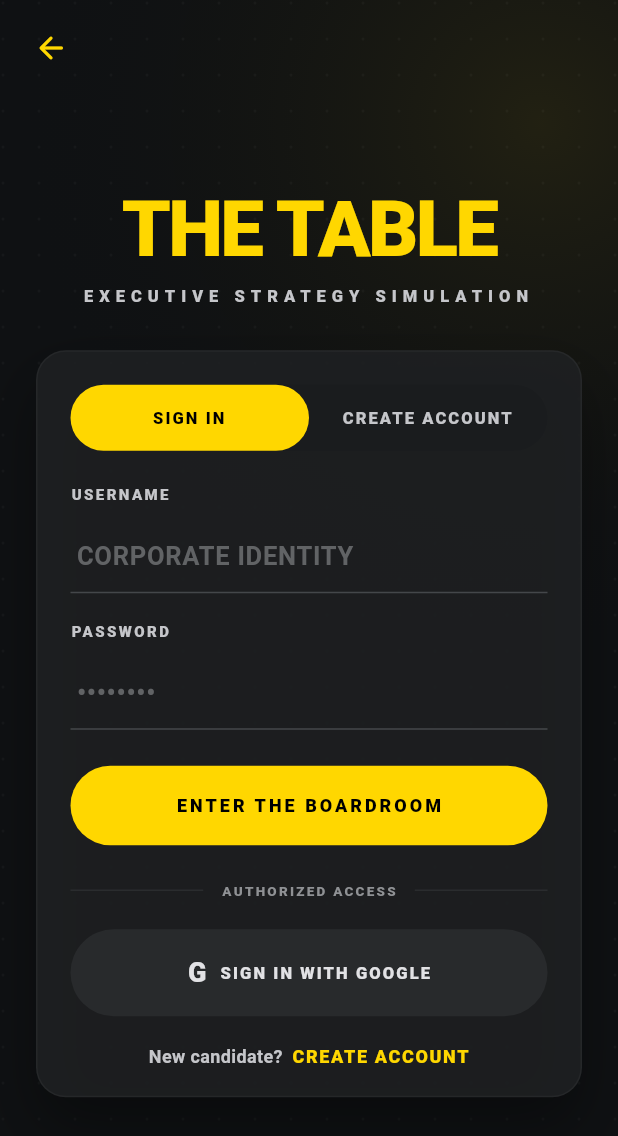
After one commit to goldmank/president, a Flutter app: the screen it shows after launch, scrolled down 421 dp, after a tap on "Enter room code", on a phone screen of 412 x 824 dp. The commit adds this screen. Shown: the top 1136 px of the screen. Run offline on Flutter 3.47's test engine with Material 3 defaults, Android fonts, the phone set to English and light mode, and no system bars; our stand-ins replace firebase_analytics, firebase_core, flutter_svg; accounts and stored records are empty.

Commit message:
sign in screen

```diff
--- /dev/null
+++ b/app/lib/src/auth_screen.dart
@@ -0,0 +1,483 @@
+import 'package:flutter/material.dart';
+
+import 'president_theme.dart';
+
+enum AuthMode { signIn, signUp }
+
+class AuthScreen extends StatefulWidget {
+  const AuthScreen({super.key});
+
+  @override
+  State<AuthScreen> createState() => _AuthScreenState();
+}
+
+class _AuthScreenState extends State<AuthScreen> {
+  AuthMode _mode = AuthMode.signIn;
+
+  @override
+  Widget build(BuildContext context) {
+    final isSignUp = _mode == AuthMode.signUp;
+
+    return Scaffold(
+      backgroundColor: presidentBackground,
+      body: Stack(
+        children: <Widget>[
+          Positioned.fill(
+            child: DecoratedBox(
+              decoration: BoxDecoration(
+                gradient: RadialGradient(
+                  center: const Alignment(0.75, -0.8),
+                  radius: 0.9,
+                  colors: <Color>[
+                    presidentPrimary.withValues(alpha: 0.08),
+                    Colors.transparent,
+                  ],
+                ),
+              ),
+            ),
+          ),
+          Positioned.fill(child: CustomPaint(painter: _AuthGridPainter())),
+          SafeArea(
+            child: Column(
+              children: <Widget>[
+                Padding(
+                  padding: const EdgeInsets.fromLTRB(10, 8, 18, 0),
+                  child: Row(
+                    children: <Widget>[
+                      IconButton(
+                        onPressed: () => Navigator.of(context).maybePop(),
+                        icon: const Icon(
+                          Icons.arrow_back_rounded,
+                          color: presidentPrimary,
+                        ),
+                      ),
+                      const Spacer(),
+                    ],
+                  ),
+                ),
+                Expanded(
+                  child: Center(
+                    child: SingleChildScrollView(
+                      padding: const EdgeInsets.fromLTRB(24, 12, 24, 32),
+                      child: ConstrainedBox(
+                        constraints: const BoxConstraints(maxWidth: 430),
+                        child: Column(
+                          children: <Widget>[
+                            const Text(
+                              'THE TABLE',
+                              textAlign: TextAlign.center,
+                              style: TextStyle(
+                                color: presidentPrimary,
+                                fontSize: 52,
+                                fontWeight: FontWeight.w900,
+                                letterSpacing: -1.8,
+                                height: 0.95,
+                              ),
+                            ),
+                            const SizedBox(height: 12),
+                            const Text(
+                              'EXECUTIVE STRATEGY SIMULATION',
+                              textAlign: TextAlign.center,
+                              style: TextStyle(
+                                color: presidentMuted,
+                                fontSize: 11,
+                                fontWeight: FontWeight.w800,
+                                letterSpacing: 4.0,
+                              ),
+                            ),
+                            const SizedBox(height: 28),
+                            Container(
+                              padding: const EdgeInsets.fromLTRB(
+                                22,
+                                22,
+                                22,
+                                18,
+                              ),
+                              decoration: BoxDecoration(
+                                color: presidentSurfaceContainer.withValues(
+                                  alpha: 0.88,
+                                ),
+                                borderRadius: BorderRadius.circular(20),
+                                border: Border.all(
+                                  color: Colors.white.withValues(alpha: 0.04),
+                                ),
+                                boxShadow: <BoxShadow>[
+                                  BoxShadow(
+                                    color: Colors.black.withValues(alpha: 0.36),
+                                    blurRadius: 36,
+                                    offset: const Offset(0, 20),
+                                  ),
+                                ],
+                              ),
+                              child: Column(
+                                crossAxisAlignment: CrossAxisAlignment.start,
+                                children: <Widget>[
+                                  _AuthModeToggle(
+                                    mode: _mode,
+                                    onChanged: (AuthMode mode) {
+                                      setState(() {
+                                        _mode = mode;
+                                      });
+                                    },
+                                  ),
+                                  const SizedBox(height: 22),
+                                  if (isSignUp) ...<Widget>[
+                                    const _FieldLabel('Name'),
+                                    const SizedBox(height: 8),
+                                    const _AuthInput(hint: 'YOUR NAME'),
+                                    const SizedBox(height: 18),
+                                  ],
+                                  const _FieldLabel('Username'),
+                                  const SizedBox(height: 8),
+                                  const _AuthInput(hint: 'CORPORATE IDENTITY'),
+                                  const SizedBox(height: 18),
+                                  const _FieldLabel('Password'),
+                                  const SizedBox(height: 8),
+                                  const _AuthInput(
+                                    hint: '••••••••',
+                                    obscureText: true,
+                                  ),
+                                  if (isSignUp) ...<Widget>[
+                                    const SizedBox(height: 18),
+                                    const _FieldLabel('Confirm Password'),
+                                    const SizedBox(height: 8),
+                                    const _AuthInput(
+                                      hint: '••••••••',
+                                      obscureText: true,
+                                    ),
+                                  ],
+                                  const SizedBox(height: 24),
+                                  SizedBox(
+                                    width: double.infinity,
+                                    child: FilledButton(
+                                      onPressed: () =>
+                                          _showPlaceholder(context),
+                                      style: FilledButton.styleFrom(
+                                        backgroundColor: presidentPrimary,
+                                        foregroundColor: Colors.black,
+                                        padding: const EdgeInsets.symmetric(
+                                          vertical: 18,
+                                        ),
+                                        shape: RoundedRectangleBorder(
+                                          borderRadius: BorderRadius.circular(
+                                            999,
+                                          ),
+                                        ),
+                                      ),
+                                      child: Text(
+                                        isSignUp
+                                            ? 'CREATE ACCOUNT'
+                                            : 'ENTER THE BOARDROOM',
+                                        style: const TextStyle(
+                                          fontSize: 12,
+                                          fontWeight: FontWeight.w900,
+                                          letterSpacing: 2.0,
+                                        ),
+                                      ),
+                                    ),
+                                  ),
+                                  const SizedBox(height: 22),
+                                  const _DividerLabel(
+                                    label: 'AUTHORIZED ACCESS',
+                                  ),
+                                  const SizedBox(height: 18),
+                                  SizedBox(
+                                    width: double.infinity,
+                                    child: OutlinedButton.icon(
+                                      onPressed: () =>
+                                          _showGooglePlaceholder(context),
+                                      style: OutlinedButton.styleFrom(
+                                        foregroundColor: presidentText,
+                                        side: BorderSide.none,
+                                        backgroundColor: presidentSurfaceHigh,
+                                        padding: const EdgeInsets.symmetric(
+                                          vertical: 16,
+                                          horizontal: 18,
+                                        ),
+                                        shape: RoundedRectangleBorder(
+                                          borderRadius: BorderRadius.circular(
+                                            999,
+                                          ),
+                                        ),
+                                      ),
+                                      icon: const _GoogleMark(),
+                                      label: Text(
+                                        isSignUp
+                                            ? 'CONTINUE WITH GOOGLE'
+                                            : 'SIGN IN WITH GOOGLE',
+                                        style: const TextStyle(
+                                          fontSize: 11,
+                                          fontWeight: FontWeight.w900,
+                                          letterSpacing: 1.4,
+                                        ),
+                                      ),
+                                    ),
+                                  ),
+                                  const SizedBox(height: 18),
+                                  Center(
+                                    child: Wrap(
+                                      alignment: WrapAlignment.center,
+                                      spacing: 6,
+                                      children: <Widget>[
+                                        Text(
+                                          isSignUp
+                                              ? 'Already have an account?'
+                                              : 'New candidate?',
+                                          style: const TextStyle(
+                                            color: presidentMuted,
+                                            fontSize: 12,
+                                            fontWeight: FontWeight.w600,
+                                          ),
+                                        ),
+                                        GestureDetector(
+                                          onTap: () {
+                                            setState(() {
+                                              _mode = isSignUp
+                                                  ? AuthMode.signIn
+                                                  : AuthMode.signUp;
+                                            });
+                                          },
+                                          child: Text(
+                                            isSignUp
+                                                ? 'SIGN IN'
+                                                : 'CREATE ACCOUNT',
+                                            style: const TextStyle(
+                                              color: presidentPrimary,
+                                              fontSize: 12,
+                                              fontWeight: FontWeight.w900,
+                                              letterSpacing: 1.1,
+                                            ),
+                                          ),
+                                        ),
+                                      ],
+                                    ),
+                                  ),
+                                ],
+                              ),
+                            ),
+                          ],
+                        ),
+                      ),
+                    ),
+                  ),
+                ),
+              ],
+            ),
+          ),
+        ],
+      ),
+    );
+  }
+
+  void _showPlaceholder(BuildContext context) {
+    final text = _mode == AuthMode.signUp
+        ? 'Account creation is not wired yet.'
+        : 'Sign in is not wired yet.';
+    ScaffoldMessenger.of(context).showSnackBar(SnackBar(content: Text(text)));
+  }
+
+  void _showGooglePlaceholder(BuildContext context) {
+    final text = _mode == AuthMode.signUp
+        ? 'Google sign up is not wired yet.'
+        : 'Google sign in is not wired yet.';
+    ScaffoldMessenger.of(context).showSnackBar(SnackBar(content: Text(text)));
+  }
+}
+
+class _AuthModeToggle extends StatelessWidget {
+  const _AuthModeToggle({required this.mode, required this.onChanged});
+
+  final AuthMode mode;
+  final ValueChanged<AuthMode> onChanged;
+
+  @override
+  Widget build(BuildContext context) {
+    return Container(
+      decoration: BoxDecoration(
+        color: presidentSurfaceLow,
+        borderRadius: BorderRadius.circular(999),
+      ),
+      child: Row(
+        children: <Widget>[
+          Expanded(
+            child: _ModeButton(
+              label: 'SIGN IN',
+              selected: mode == AuthMode.signIn,
+              onTap: () => onChanged(AuthMode.signIn),
+            ),
+          ),
+          Expanded(
+            child: _ModeButton(
+              label: 'CREATE ACCOUNT',
+              selected: mode == AuthMode.signUp,
+              onTap: () => onChanged(AuthMode.signUp),
+            ),
+          ),
+        ],
+      ),
+    );
+  }
+}
+
+class _ModeButton extends StatelessWidget {
+  const _ModeButton({
+    required this.label,
+    required this.selected,
+    required this.onTap,
+  });
+
+  final String label;
+  final bool selected;
+  final VoidCallback onTap;
+
+  @override
+  Widget build(BuildContext context) {
+    return GestureDetector(
+      onTap: onTap,
+      child: AnimatedContainer(
+        duration: const Duration(milliseconds: 180),
+        padding: const EdgeInsets.symmetric(vertical: 14),
+        decoration: BoxDecoration(
+          color: selected ? presidentPrimary : Colors.transparent,
+          borderRadius: BorderRadius.circular(999),
+        ),
+        child: Text(
+          label,
+          textAlign: TextAlign.center,
+          style: TextStyle(
+            color: selected ? Colors.black : presidentMuted,
+            fontSize: 11,
+            fontWeight: FontWeight.w900,
+            letterSpacing: 1.4,
+          ),
+        ),
+      ),
+    );
+  }
+}
+
+class _FieldLabel extends StatelessWidget {
+  const _FieldLabel(this.label);
+
+  final String label;
+
+  @override
+  Widget build(BuildContext context) {
+    return Text(
+      label.toUpperCase(),
+      style: const TextStyle(
+        color: presidentMuted,
+        fontSize: 10,
+        fontWeight: FontWeight.w900,
+        letterSpacing: 1.6,
+      ),
+    );
+  }
+}
+
+class _AuthInput extends StatelessWidget {
+  const _AuthInput({required this.hint, this.obscureText = false});
+
+  final String hint;
+  final bool obscureText;
+
+  @override
+  Widget build(BuildContext context) {
+    return TextField(
+      obscureText: obscureText,
+      style: const TextStyle(
+        color: presidentText,
+        fontSize: 18,
+        fontWeight: FontWeight.w700,
+      ),
+      decoration: InputDecoration(
+        hintText: hint,
+        hintStyle: TextStyle(
+          color: presidentOutline.withValues(alpha: 0.6),
+          fontSize: 17,
+          fontWeight: FontWeight.w700,
+        ),
+        filled: true,
+        fillColor: Colors.transparent,
+        contentPadding: const EdgeInsets.symmetric(vertical: 12),
+        enabledBorder: const UnderlineInputBorder(
+          borderSide: BorderSide(color: presidentOutlineVariant),
+        ),
+        focusedBorder: const UnderlineInputBorder(
+          borderSide: BorderSide(color: presidentPrimary),
+        ),
+      ),
+    );
+  }
+}
+
+class _DividerLabel extends StatelessWidget {
+  const _DividerLabel({required this.label});
+
+  final String label;
+
+  @override
+  Widget build(BuildContext context) {
+    return Row(
+      children: <Widget>[
+        Expanded(
+          child: Divider(
+            color: presidentOutlineVariant.withValues(alpha: 0.35),
+          ),
+        ),
+        Padding(
+          padding: const EdgeInsets.symmetric(horizontal: 12),
+          child: Text(
+            label,
+            style: const TextStyle(
+              color: presidentOutline,
+              fontSize: 9,
+              fontWeight: FontWeight.w900,
+              letterSpacing: 1.5,
+            ),
+          ),
+        ),
+        Expanded(
+          child: Divider(
+            color: presidentOutlineVariant.withValues(alpha: 0.35),
+          ),
+        ),
+      ],
+    );
+  }
+}
+
+class _GoogleMark extends StatelessWidget {
+  const _GoogleMark();
+
+  @override
+  Widget build(BuildContext context) {
+    return const Text(
+      'G',
+      style: TextStyle(
+        color: presidentText,
+        fontSize: 18,
+        fontWeight: FontWeight.w900,
+      ),
+    );
+  }
+}
+
+class _AuthGridPainter extends CustomPainter {
+  @override
+  void paint(Canvas canvas, Size size) {
+    final paint = Paint()
+      ..color = Colors.white.withValues(alpha: 0.03)
+      ..strokeWidth = 1;
+    const spacing = 24.0;
+
+    for (double x = 0; x < size.width; x += spacing) {
+      for (double y = 0; y < size.height; y += spacing) {
+        canvas.drawCircle(Offset(x + 2, y + 2), 1.0, paint);
+      }
+    }
+  }
+
+  @override
+  bool shouldRepaint(covariant CustomPainter oldDelegate) => false;
+}
--- a/app/lib/src/lobby_screen.dart
+++ b/app/lib/src/lobby_screen.dart
@@ -2,6 +2,7 @@ import 'package:flutter/foundation.dart';
 import 'package:flutter/material.dart';
 import 'package:flutter_svg/flutter_svg.dart';
 
+import 'auth_screen.dart';
 import 'game_screen.dart';
 import 'president_theme.dart';
 
@@ -83,7 +84,7 @@ class _LobbyScreenState extends State<LobbyScreen> {
                                 0 => _LobbyTab(
                                   key: const ValueKey<String>('lobby'),
                                   onStartPractice: _openBotGame,
-                                  onSignUp: _showSignUpPlaceholder,
+                                  onSignUp: _openAuthFlow,
                                 ),
                                 1 => _RankingTab(
                                   key: const ValueKey<String>('ranking'),
@@ -126,9 +127,11 @@ class _LobbyScreenState extends State<LobbyScreen> {
     );
   }
 
-  void _showSignUpPlaceholder() {
-    ScaffoldMessenger.of(context).showSnackBar(
-      const SnackBar(content: Text('Sign up flow is not wired yet.')),
+  Future<void> _openAuthFlow() async {
+    await Navigator.of(context).push(
+      MaterialPageRoute<void>(
+        builder: (BuildContext context) => const AuthScreen(),
+      ),
     );
   }
 
@@ -449,7 +452,7 @@ class _LobbyTab extends StatelessWidget {
           body:
               'Start a quick match against AI players and practice reading the table before you jump into ranked rooms.',
           buttonLabel: 'PLAY',
-          icon: Icons.smart_toy_rounded,
+          iconAsset: 'assets/cards.svg',
           buttonIcon: Icons.play_arrow_rounded,
           accent: presidentText,
           background: const LinearGradient(
@@ -485,8 +488,10 @@ class _LobbyTab extends StatelessWidget {
               Row(
                 children: <Widget>[
                   Expanded(
+                    child: GestureDetector(
+                      onTap: onSignUp,
+                      child: AbsorbPointer(
                         child: TextField(
-                      enabled: false,
                           decoration: InputDecoration(
                             hintText: 'Enter room code',
                             hintStyle: const TextStyle(color: presidentOutline),
@@ -503,12 +508,14 @@ class _LobbyTab extends StatelessWidget {
                           ),
                         ),
                       ),
+                    ),
+                  ),
                   const SizedBox(width: 10),
                   FilledButton(
-                    onPressed: null,
+                    onPressed: onSignUp,
                     style: FilledButton.styleFrom(
                       backgroundColor: presidentSurfaceHighest,
-                      foregroundColor: presidentMuted,
+                      foregroundColor: presidentText,
                       padding: const EdgeInsets.symmetric(
                         horizontal: 18,
                         vertical: 18,
@@ -806,17 +813,19 @@ class _HeroCard extends StatelessWidget {
     required this.title,
     required this.body,
     required this.buttonLabel,
-    required this.icon,
+    this.icon,
+    this.iconAsset,
     required this.buttonIcon,
     required this.accent,
     required this.background,
     required this.onPressed,
-  });
+  }) : assert(icon != null || iconAsset != null);
 
   final String title;
   final String body;
   final String buttonLabel;
-  final IconData icon;
+  final IconData? icon;
+  final String? iconAsset;
   final IconData buttonIcon;
   final Color accent;
   final Gradient background;
@@ -840,6 +849,14 @@ class _HeroCard extends StatelessWidget {
           child: Column(
             crossAxisAlignment: CrossAxisAlignment.start,
             children: <Widget>[
+              if (iconAsset != null)
+                SvgPicture.asset(
+                  iconAsset!,
+                  width: compact ? 24 : 30,
+                  height: compact ? 24 : 30,
+                  colorFilter: ColorFilter.mode(accent, BlendMode.srcIn),
+                )
+              else
                 Icon(icon, color: accent, size: compact ? 24 : 30),
               SizedBox(height: compact ? 18 : 24),
               SizedBox(
--- a/app/pubspec.yaml
+++ b/app/pubspec.yaml
@@ -66,6 +66,7 @@ flutter:
     - assets/default_avatar.svg
     - assets/joker.png
     - assets/bg.jpg
+    - assets/cards.svg
     - assets/crown.svg
     - assets/award_star.svg
     - assets/military_tech.svg
```
Also changed, not shown: app/assets/cards.svg (added). Lines whose indentation alone changed are shown as unchanged.
